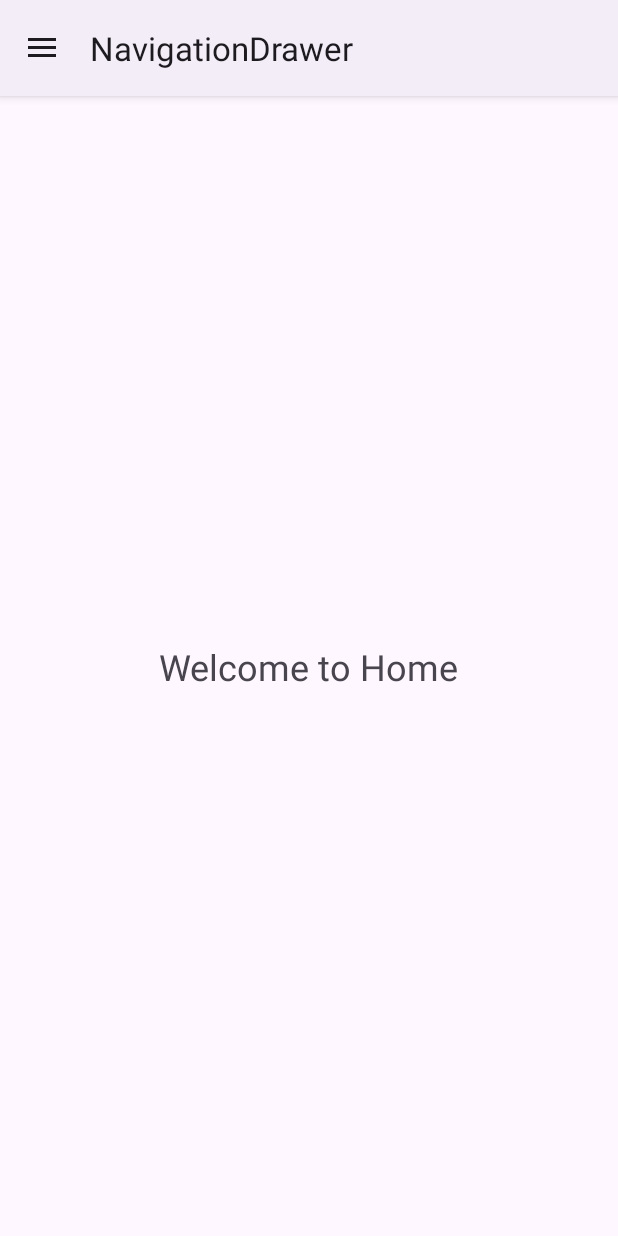
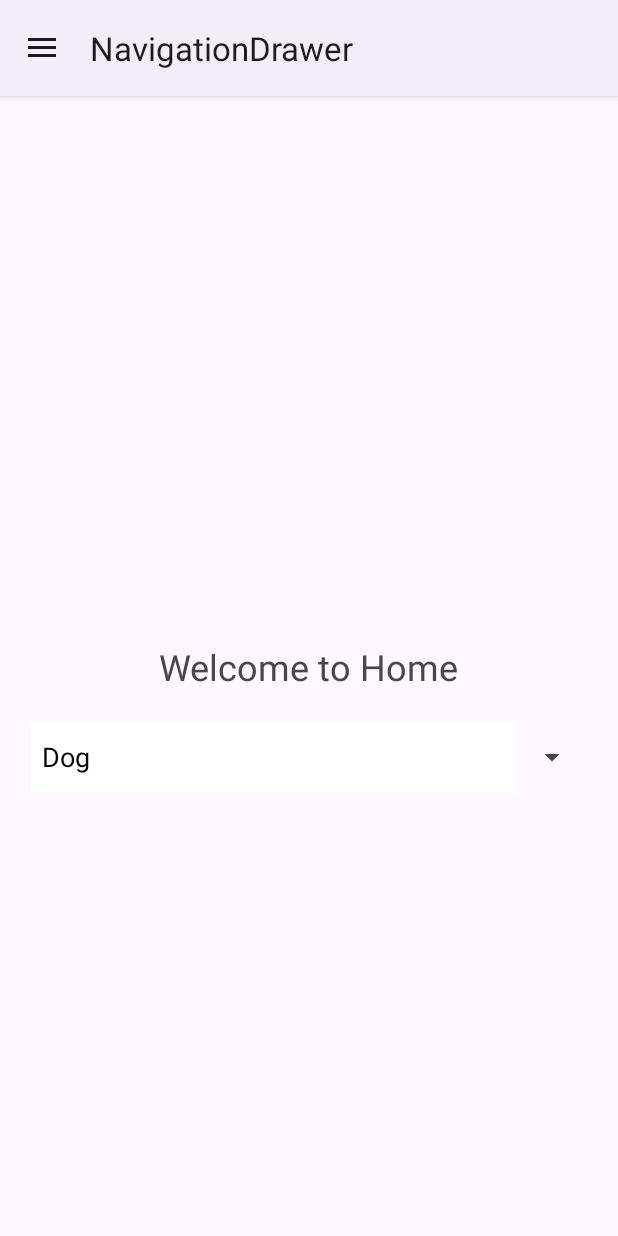
Before and after one commit to lbarmar/NavigationDrawer, an Android app: the screen it shows after launch (MainActivity), on a phone screen of 412 x 824 dp. Run offline under Robolectric (Android 15) with nearby library versions, the phone set to English and light mode, and no system bars; our stand-ins replace navigation-ui.

Commit message:
Added customized spinner component

```diff
--- a/app/src/main/java/dam/pmdm/navigationdrawer/HomeFragment.kt
+++ b/app/src/main/java/dam/pmdm/navigationdrawer/HomeFragment.kt
@@ -4,8 +4,10 @@ import android.os.Bundle
 import android.view.LayoutInflater
 import android.view.View
 import android.view.ViewGroup
+import android.widget.ArrayAdapter
 import androidx.fragment.app.Fragment
 import dam.pmdm.navigationdrawer.databinding.FragmentHomeBinding
+
 
 class HomeFragment : Fragment() {
 
@@ -18,6 +20,19 @@ class HomeFragment : Fragment() {
     ): View? {
 
         binding = FragmentHomeBinding.inflate(inflater, container, false) // Inicializar binding
+
+        initialiceSpinner()
         return binding.root // Retornar la vista raíz
     }
+
+    private fun initialiceSpinner() {
+        val adapter: ArrayAdapter<CharSequence> = ArrayAdapter.createFromResource(
+            requireContext(), R.array.animals, R.layout.spinner_item
+        )
+        adapter.setDropDownViewResource(R.layout.spinner_dropdown_item)
+        binding.spinner.adapter = adapter
+
+        // Asignar el adaptador al Spinner
+        binding.spinner.adapter = adapter
+    }
 }
--- a/app/src/main/res/layout/fragment_home.xml
+++ b/app/src/main/res/layout/fragment_home.xml
@@ -1,16 +1,28 @@
 <androidx.constraintlayout.widget.ConstraintLayout xmlns:android="http://schemas.android.com/apk/res/android"
+    xmlns:app="http://schemas.android.com/apk/res-auto"
     android:layout_width="match_parent"
-    android:layout_height="match_parent"
-    xmlns:app="http://schemas.android.com/apk/res-auto">
+    android:layout_height="match_parent">
 
     <TextView
+        android:id="@+id/text"
         android:layout_width="wrap_content"
         android:layout_height="wrap_content"
         android:text="Welcome to Home"
         android:textSize="24sp"
         app:layout_constraintBottom_toBottomOf="parent"
-        app:layout_constraintTop_toTopOf="parent"
+        app:layout_constraintEnd_toEndOf="parent"
         app:layout_constraintStart_toStartOf="parent"
-        app:layout_constraintEnd_toEndOf="parent" />
+        app:layout_constraintTop_toTopOf="parent" />
+
+    <Spinner
+        android:id="@+id/spinner"
+        android:layout_width="match_parent"
+        android:layout_height="wrap_content"
+        app:layout_constraintEnd_toEndOf="parent"
+        app:layout_constraintStart_toStartOf="parent"
+        app:layout_constraintTop_toBottomOf="@+id/text"
+        android:layout_margin="20dp"
+        android:spinnerMode="dropdown"
+        android:entries="@array/animals" />
 
 </androidx.constraintlayout.widget.ConstraintLayout>
--- /dev/null
+++ b/app/src/main/res/layout/spinner_dropdown_item.xml
@@ -0,0 +1,10 @@
+<?xml version="1.0" encoding="utf-8"?>
+<CheckedTextView xmlns:android="http://schemas.android.com/apk/res/android"
+    android:id="@android:id/text1"
+    style="?android:attr/spinnerDropDownItemStyle"
+    android:layout_width="match_parent"
+    android:layout_height="48dp"
+    android:ellipsize="marquee"
+    android:maxLines="1"
+    android:textColor="#000000"
+    android:textSize="18sp" />
--- /dev/null
+++ b/app/src/main/res/layout/spinner_item.xml
@@ -0,0 +1,12 @@
+<TextView xmlns:android="http://schemas.android.com/apk/res/android"
+    android:id="@android:id/text1"
+    style="@style/Widget.AppCompat.TextView.SpinnerItem"
+    android:layout_width="match_parent"
+    android:layout_height="48dp"
+    android:layout_margin="3dp"
+    android:background="#FFFFFF"
+    android:ellipsize="end"
+    android:gravity="center_vertical"
+    android:lines="1"
+    android:textColor="#000000"
+    android:textSize="18sp" />
--- /dev/null
+++ b/app/src/main/res/values/arrays.xml
@@ -0,0 +1,12 @@
+<?xml version="1.0" encoding="utf-8"?>
+<resources>
+    <string-array name="animals">
+        <item>Dog</item>
+        <item>Fish</item>
+        <item>Horse</item>
+        <item>Rabbit</item>
+        <item>Parrot</item>
+        <item>Pigeon</item>
+        <item>Dck</item>
+    </string-array>
+</resources>
```
